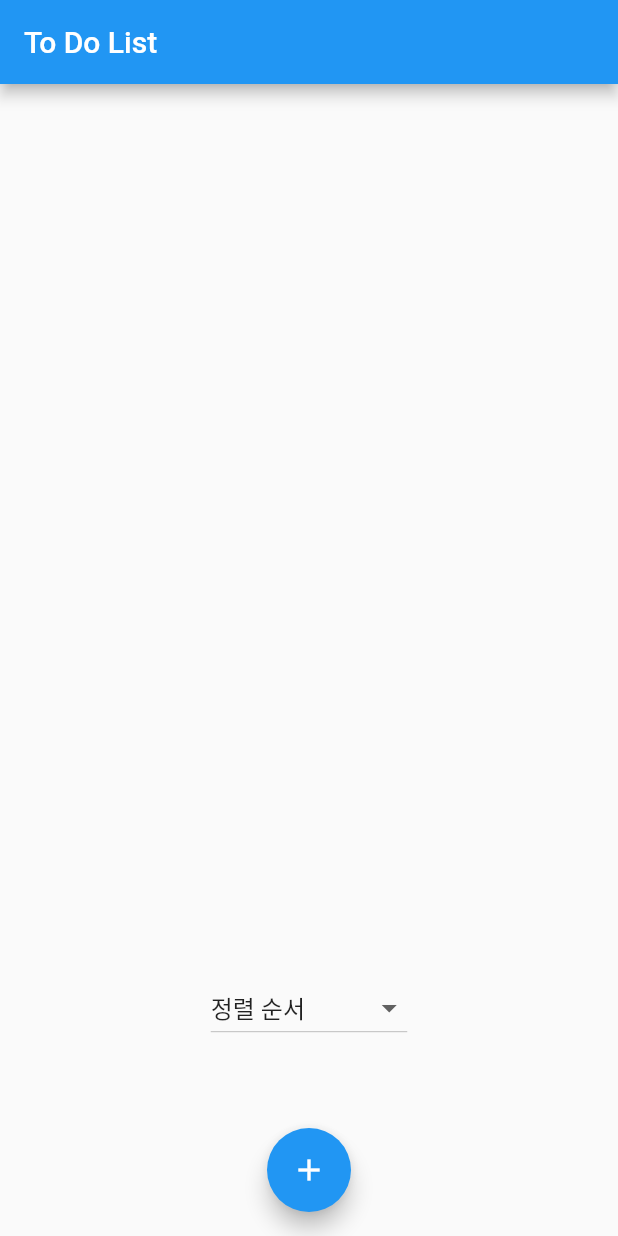
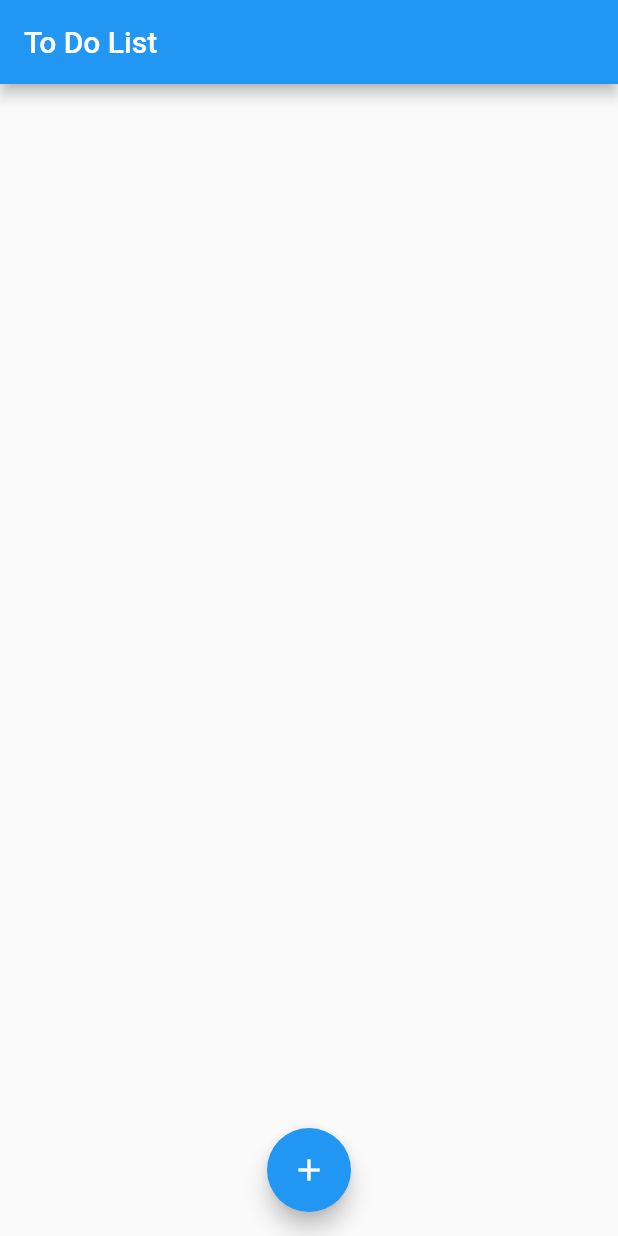
Before and after one commit to labyrinth30/flutter-todo-list, a Flutter app: the screen it shows after launch, on a phone screen of 412 x 824 dp. Run offline on Flutter 3.47's test engine with Material 2 defaults, Android fonts, the phone set to English and light mode, and no system bars; our stand-ins replace sqflite; accounts and stored records are empty.

Commit message:
정렬 기능 제거

```diff
--- a/lib/Model/order.dart
+++ /dev/null
@@ -1,15 +0,0 @@
-class Order {
-  int? value;
-  String? label;
-  Order({
-    this.value,
-    this.label,
-  });
-}
-
-List<Order> orders = [
-  Order(value: 0, label: "정렬 순서"),
-  Order(value: 1, label: "가나다 오름차순"),
-  Order(value: 2, label: "가나다 내림차순"),
-  Order(value: 3, label: "완료 여부"),
-];
--- a/lib/Screen/main_screen.dart
+++ b/lib/Screen/main_screen.dart
@@ -1,13 +1,15 @@
 // ignore_for_file: avoid_unnecessary_containers
 
 import 'package:flutter/material.dart';
-import 'package:todo_list_gdsc/Model/order.dart';
 import 'package:todo_list_gdsc/Util/todo_sqlite_database.dart';
-import '../Model/todo.dart';
+import 'package:todo_list_gdsc/Model/todo.dart';
 
 class MainScreen extends StatefulWidget {
-  const MainScreen(
-      {super.key, required this.title, required this.databaseProvider});
+  const MainScreen({
+    super.key,
+    required this.title,
+    required this.databaseProvider,
+  });
   final String title;
   final TodoSQLiteDatabase databaseProvider;
 
@@ -18,29 +20,10 @@ class MainScreen extends StatefulWidget {
 class _MaterialMain extends State<MainScreen> {
   Future<List<Todo>>? todoList;
 
-  final List _strButtonList = [
-    orders[0],
-    orders[1],
-    orders[2],
-    orders[3],
-  ];
-  final List<DropdownMenuItem<String>> _dropdownMenuItemList =
-      List.empty(growable: true);
-  String? _strCurrentButton;
-
   @override
   void initState() {
     super.initState();
-    for (var str in _strButtonList) {
-      _dropdownMenuItemList.add(
-        DropdownMenuItem(
-          value: str.value.toString(),
-          child: Text(str.label),
-        ),
-      );
-    }
     todoList = _getTodos();
-    _strCurrentButton = _dropdownMenuItemList[0].value;
   }
 
   @override
@@ -102,19 +85,6 @@ class _MaterialMain extends State<MainScreen> {
               ),
             ),
           ),
-          Padding(
-            padding: const EdgeInsets.all(15),
-            child: DropdownButton(
-              items: _dropdownMenuItemList,
-              onChanged: (String? value) {
-                setState(() {
-                  _strCurrentButton = value;
-                  todoList = _getTodos();
-                });
-              },
-              value: _strCurrentButton,
-            ),
-          ),
         ],
       ),
       floatingActionButton: FloatingActionButton(
@@ -128,9 +98,7 @@ class _MaterialMain extends State<MainScreen> {
   }
 
   Future<List<Todo>> _getTodos() {
-    int orderBy =
-        int.parse(_strCurrentButton ?? '0'); // 드롭다운 메뉴에서 선택한 값을 가져옵니다.
-    return widget.databaseProvider.getTodos(orderBy);
+    return widget.databaseProvider.getTodos();
   }
 
   Future<void> _createTodo() async {
@@ -170,9 +138,11 @@ class _MaterialMain extends State<MainScreen> {
                       title: const Text("완료 여부"),
                       value: isChecked,
                       onChanged: (bool? value) {
-                        setDialogState(() {
-                          isChecked = value!;
-                        });
+                        setDialogState(
+                          () {
+                            isChecked = value!;
+                          },
+                        );
                       },
                     ),
                   ],
--- a/lib/Util/todo_sqlite_database.dart
+++ b/lib/Util/todo_sqlite_database.dart
@@ -56,25 +56,11 @@ class TodoSQLiteDatabase {
     );
   }
 
-  Future<List<Todo>> getTodos(int orderBy) async {
+  Future<List<Todo>> getTodos() async {
     Database database = await _getDatabase();
-    String orderByColumn = 'id '; // 기본 정렬 열
-
-    switch (orderBy) {
-      case 1:
-        orderByColumn = 'title'; // title 열을 기준으로 정렬
-        break;
-      case 2:
-        orderByColumn = 'title DESC'; // title 열을 기준으로 내림차순 정렬
-        break;
-      case 3:
-        orderByColumn = 'hasFinished DESC'; // hasFinished 열을 기준으로 내림차순 정렬
-        break;
-    }
 
     List<Map<String, dynamic>> result = await database.query(
       TODOS_TABLENAME,
-      orderBy: orderByColumn,
     );
 
     List<Todo> todoList = List.empty(growable: true);
@@ -93,6 +79,7 @@ class TodoSQLiteDatabase {
       where: "id = ?", // 어떤 todo를 업데이트할 것 인지
       whereArgs: [todo.id], // 업데이트할 todo의 id
     );
+    //await db.update('dogs', dog.toMap(), where: 'id = ?', whereArgs: [dog.id]);
   }
 
   // Todo 항목을 삭제하는 메서드
@@ -105,3 +92,4 @@ class TodoSQLiteDatabase {
     );
   }
 }
+// await db.delete('dogs', where: 'id = ?', whereArgs: [id]);
```
Also changed, not shown: lib/Screen/todo_create_screen.dart (+6 -2 lines).
